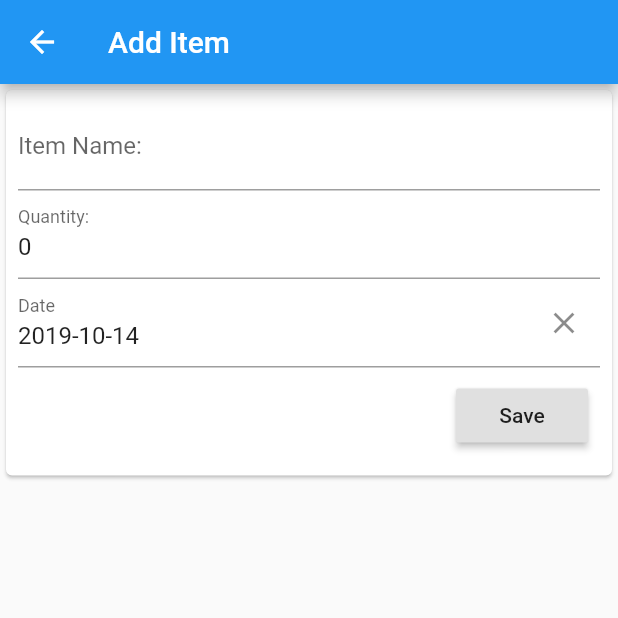
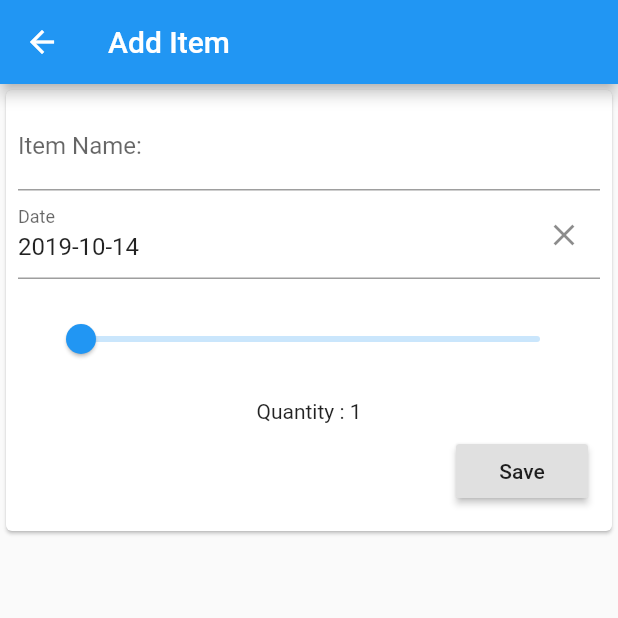
Before and after one commit to Digital-Vault/GroceryApp, a Flutter app: the screen it shows after launch, after a tap on the "add" icon, on a phone screen of 412 x 824 dp, the top half of it. Run offline on Flutter 3.47's test engine with Material 2 defaults, Android fonts, the phone set to English and light mode, and no system bars; drawn by our look-alikes of datetime_picker_formfield; our stand-ins replace rxdart.

Commit message:
added slider and validation

```diff
--- a/lib/submission_form.dart
+++ b/lib/submission_form.dart
@@ -1,6 +1,7 @@
 import 'package:flutter/material.dart';
 import 'package:grocery_app/detailed_page.dart';
 import 'package:grocery_app/grocery_item.dart';
+import 'package:grocery_app/main.dart';
 import 'package:intl/intl.dart';
 import 'package:datetime_picker_formfield/datetime_picker_formfield.dart';
 import 'package:grocery_app/item_provider.dart';
@@ -17,10 +18,10 @@ class _SubmissionFormState extends State<SubmissionForm> {
   _SubmissionFormState({this.item});
   final formKey = GlobalKey<FormState>();
   String _name;
-  num _quantity;
   final format = DateFormat("yyyy-MM-dd");
   DateTime _date;
   String _appBarTitle;
+  var sliderValue = 1.0;
   @override
   Widget build(BuildContext context) {
     if (item == null) {
@@ -43,15 +44,13 @@ class _SubmissionFormState extends State<SubmissionForm> {
                 mainAxisSize: MainAxisSize.min,
                 children: <Widget>[
                   TextFormField(
+
                     initialValue: item.name,
                     decoration: InputDecoration(labelText: 'Item Name:'),
+                    validator: (input) => input.isEmpty ? 'Name must be entered' : null,
                     onSaved: (input) => _name = input,
                   ),
-                  TextFormField(
-                    initialValue: item.quantity.toString(),
-                    decoration: InputDecoration(labelText: 'Quantity:'),
-                    onSaved: (input) => _quantity = int.parse(input),
-                  ),
+
               DateTimeField(
                     format: format,
                     initialValue: item.expiryDate,
@@ -63,7 +62,28 @@ class _SubmissionFormState extends State<SubmissionForm> {
                           initialDate: currentValue ?? DateTime.now(),
                           lastDate: DateTime(2100));
                     },
+                    validator: (input) => input.toString() == "null" ? 'Date must be entered' : null,
                     onSaved: (input) => _date = input,
+                  ),
+                  Padding(
+                    padding: const EdgeInsets.all(16.0),
+                    child:  Slider(
+                      min: 1.0,
+                      max: 50.0,
+                      divisions: 100,
+                      value: sliderValue,
+                      label: 'Quantity',
+                      onChanged: (newValue){
+                        setState(() {
+                          sliderValue = newValue;
+                        });
+
+                      },
+                    ),
+                  ),
+
+
+                  Text("Quantity : ${sliderValue.round()}",
                   ),
                   Row(
                     mainAxisAlignment: MainAxisAlignment.end,
@@ -85,21 +105,24 @@ class _SubmissionFormState extends State<SubmissionForm> {
   }
 
   void _submit() {
+    if(formKey.currentState.validate()){
       formKey.currentState.save();
       final itemBloc = ItemProvider.of(context);
 
       GroceryItem EditedItem = GroceryItem(
         name: _name,
         expiryDate: _date,
-      quantity: _quantity,
+        quantity: sliderValue.round(),
         purchased: false,
       );
       itemBloc.addItem.add(EditedItem);
       Navigator.push(
         context,
         MaterialPageRoute(
-        builder: (context) => DetailedPage(item: EditedItem),
+          builder: (context) => MyApp(),
         ),
       );
     }
+
   }
+}
```
Also changed, not shown: lib/detailed_page.dart (+9 -1 lines). Lines whose indentation alone changed are shown as unchanged.
